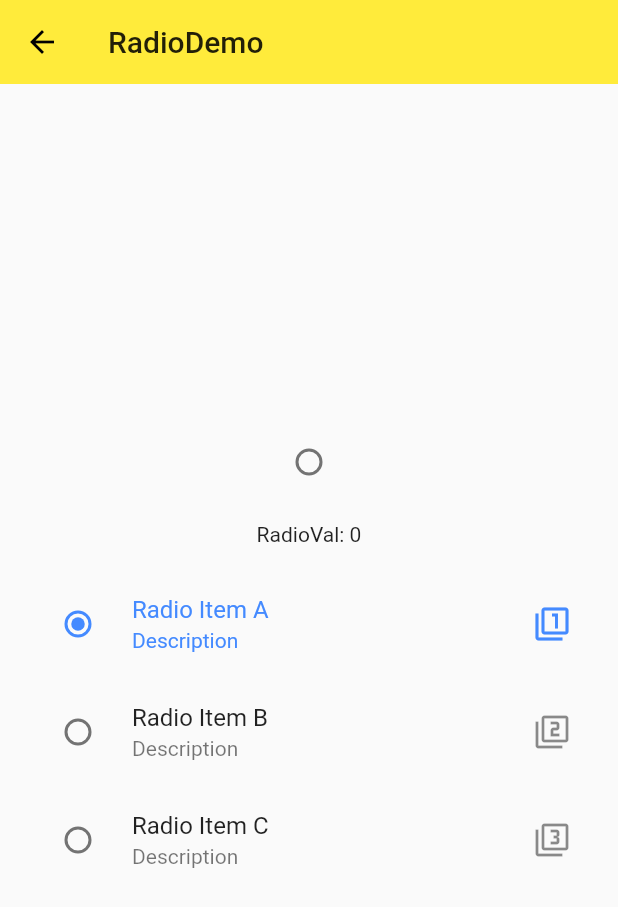
After one commit to lajidemo/Flutter, a Flutter app: the screen it shows after launch, after a tap on "RadioDemo", on a phone screen of 412 x 824 dp. The commit adds this screen. Shown: the top 907 px of the screen. Run offline on Flutter 3.47's test engine with Material 2 defaults, Android fonts, the phone set to English and light mode, and no system bars.

Commit message:
表单，按钮，单复选，开关，时间选择器

```diff
--- a/lib/components/form_demo.dart
+++ b/lib/components/FormDemo/form_demo.dart
@@ -5,6 +5,10 @@ class FormDemo extends StatelessWidget {
   Widget build(BuildContext context) {
     return Scaffold(
       // body: ThemeDemo(),
+      appBar: AppBar(
+        title: Text('FormDemo'),
+        elevation: 0.0,
+      ),
       body: Theme(
         data: ThemeData( // 强制设置当前页面的主题色
           primaryColor: Colors.blueAccent,
--- /dev/null
+++ b/lib/components/FormDemo/radio_demo.dart
@@ -0,0 +1,72 @@
+import 'package:flutter/material.dart';
+
+class RadioDemo extends StatefulWidget {
+  @override
+  _RadioDemoState createState() => _RadioDemoState();
+}
+
+class _RadioDemoState extends State<RadioDemo> {
+  int _radioDemo = 0;
+  void _handlRadioChange(int val){
+    setState(() {
+      _radioDemo = val;
+    });
+  }
+
+  @override
+  Widget build(BuildContext context) {
+    return Scaffold(
+      appBar: AppBar(
+        title: Text('RadioDemo'),
+        elevation: 0.0,
+      ),
+      body: Container(
+        padding: EdgeInsets.all(16.0),
+        child: Column(
+          mainAxisAlignment: MainAxisAlignment.center,
+          children: <Widget>[
+            Radio(
+              value: 2,
+              groupValue: _radioDemo,
+              onChanged: _handlRadioChange,
+              activeColor: Colors.blueAccent,
+            ),
+            SizedBox(height: 16.0,),
+            Text('RadioVal: $_radioDemo'),
+            SizedBox(height: 16.0,),
+            RadioListTile(
+              value: 0,
+              groupValue: _radioDemo,
+              onChanged: _handlRadioChange,
+              activeColor: Colors.blueAccent,
+              title: Text('Radio Item A'), // 标题
+              subtitle: Text('Description'), // 描述
+              secondary: Icon(Icons.filter_1), // Icon
+              selected: _radioDemo == 0, // Icon的颜色是否跟随勾选状态改变
+            ),
+            RadioListTile(
+              value: 1,
+              groupValue: _radioDemo,
+              onChanged: _handlRadioChange,
+              activeColor: Colors.blueAccent,
+              title: Text('Radio Item B'), // 标题
+              subtitle: Text('Description'), // 描述
+              secondary: Icon(Icons.filter_2), // Icon
+              selected: _radioDemo == 1, // Icon的颜色是否跟随勾选状态改变
+            ),
+            RadioListTile(
+              value: 2,
+              groupValue: _radioDemo,
+              onChanged: _handlRadioChange,
+              activeColor: Colors.blueAccent,
+              title: Text('Radio Item C'), // 标题
+              subtitle: Text('Description'), // 描述
+              secondary: Icon(Icons.filter_3), // Icon
+              selected: _radioDemo == 2, // Icon的颜色是否跟随勾选状态改变
+            ),
+          ],
+        ),
+      ),
+    );
+  }
+}
--- a/lib/components/material_components.dart
+++ b/lib/components/material_components.dart
@@ -1,6 +1,12 @@
 import 'package:flutter/material.dart';
-import 'package:hello_world/components/button_demo.dart';
-import 'package:hello_world/components/popup_menu_btn_demo.dart';
+import 'package:hello_world/components/FormDemo/button_demo.dart';
+import 'package:hello_world/components/FormDemo/checkbox_demo.dart';
+import 'package:hello_world/components/FormDemo/datetime_demo.dart';
+import 'package:hello_world/components/FormDemo/form_demo.dart';
+import 'package:hello_world/components/FormDemo/popup_menu_btn_demo.dart';
+import 'package:hello_world/components/FormDemo/radio_demo.dart';
+import 'package:hello_world/components/FormDemo/slider_demo.dart';
+import 'package:hello_world/components/FormDemo/switch_demo.dart';
 
 class MaterialComponents extends StatelessWidget {
   @override
@@ -12,6 +18,12 @@ class MaterialComponents extends StatelessWidget {
       ),
       body: ListView(
         children: <Widget>[
+          ListItem(title: 'DateTimeDemo', page: DateTimeDemo()),
+          ListItem(title: 'SliderDemo', page: SliderDemo()),
+          ListItem(title: 'SwitchDemo', page: SwitchDemo()),
+          ListItem(title: 'RadioDemo', page: RadioDemo()),
+          ListItem(title: 'CheckboxDemo', page: CheckboxDemo()),
+          ListItem(title: 'FormDemo', page: FormDemo()),
           ListItem(title: 'PopupMenuBtnDemo', page: PopupMenuBtnDemo()),
           ListItem(title: 'ButtonDemo', page: ButtonDemo()),
           ListItem(title: 'FloatingActionBtn', page: FloatingActionBtnDemo()),
--- a/lib/main.dart
+++ b/lib/main.dart
@@ -2,7 +2,6 @@ import 'package:flutter/material.dart';
 import 'package:hello_world/components/basic_demo.dart';
 import 'package:hello_world/components/bottom_navigation_bar_demo.dart';
 import 'package:hello_world/components/drower_demo.dart';
-import 'package:hello_world/components/form_demo.dart';
 import 'package:hello_world/components/layout_demo.dart';
 import 'package:hello_world/components/listview_demo.dart';
 import 'package:hello_world/components/material_components.dart';
@@ -24,7 +23,6 @@ class MyApp extends StatelessWidget{
       routes: {
         '/': (context) => Home(),
         '/about': (context) => Page(title: 'About'),
-        '/form': (context) => FormDemo(),
         '/mdc': (context) => MaterialComponents(),
       },
       theme: ThemeData(
```
Also changed, not shown: lib/components/FormDemo/checkbox_demo.dart (added, +53 -0 lines), lib/components/FormDemo/datetime_demo.dart (added, +77 -0 lines), lib/components/FormDemo/slider_demo.dart (added, +46 -0 lines), lib/components/FormDemo/switch_demo.dart (added, +50 -0 lines), lib/components/FormDemo/button_demo.dart (renamed from lib/components/button_demo.dart), lib/components/FormDemo/popup_menu_btn_demo.dart (renamed from lib/components/popup_menu_btn_demo.dart).
